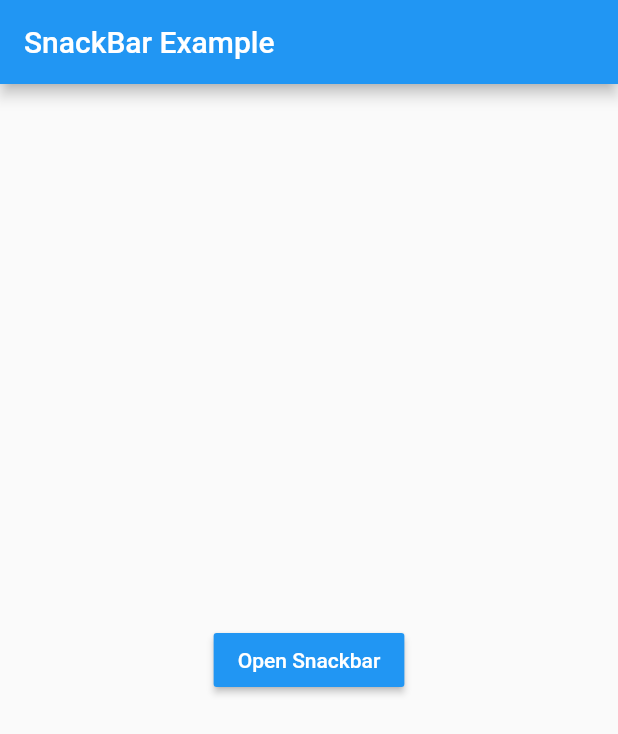
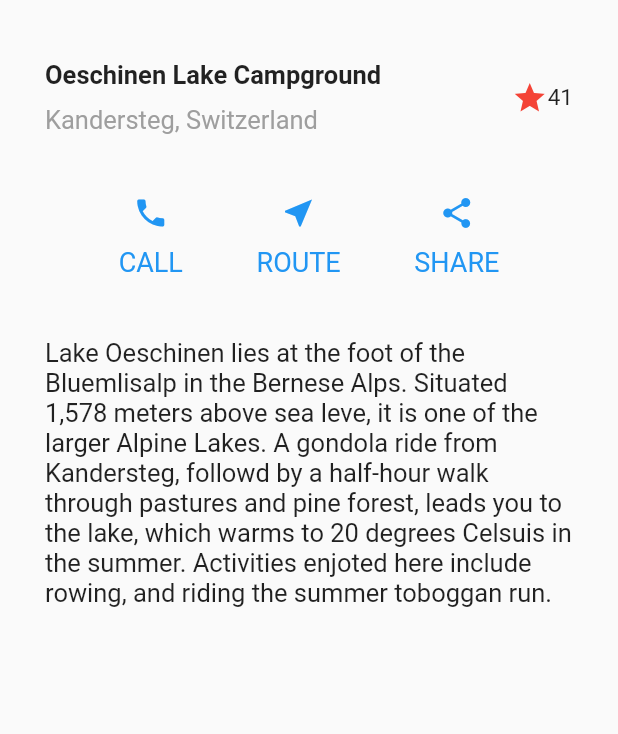
Before and after one commit to RandyKdev/30DaysOfFLutter, a Flutter app: the screen it shows after launch, on a phone screen of 412 x 824 dp. Shown: the top 734 px of the screen. Run offline on Flutter 3.47's test engine with Material 2 defaults, Android fonts, the phone set to English and light mode, and no system bars.

Commit message:
day 5 ongoing

```diff
--- /dev/null
+++ b/lib/components/blockTextSection.dart
@@ -0,0 +1,16 @@
+import "package:flutter/material.dart";
+
+class BlockTextSection extends StatelessWidget {
+  final String text =
+      "Lake Oeschinen lies at the foot of the Bluemlisalp in the Bernese Alps. Situated 1,578 meters above sea leve, it is one of the larger Alpine Lakes. A gondola ride from Kandersteg, followd by a half-hour walk through pastures and pine forest, leads you to the lake, which warms to 20 degrees Celsuis in the summer. Activities enjoted here include rowing, and riding the summer toboggan run.";
+  @override
+  Widget build(BuildContext context) {
+    return Padding(
+      padding: EdgeInsets.only(left: 30, right: 30, top: 40),
+      child: Text(
+        text,
+        style: TextStyle(fontSize: 17),
+      ),
+    );
+  }
+}
--- /dev/null
+++ b/lib/components/rowButtonSection.dart
@@ -0,0 +1,39 @@
+import "package:flutter/material.dart";
+
+class RowButtonSection extends StatelessWidget {
+  @override
+  Widget build(BuildContext context) {
+    return Padding(
+      padding: EdgeInsets.only(left: 30, right: 30, top: 40),
+      child: Row(
+        mainAxisAlignment: MainAxisAlignment.spaceEvenly,
+        children: [
+          _buildColumnIcon(icon: Icons.phone, text: "CALL"),
+          _buildColumnIcon(icon: Icons.near_me, text: "ROUTE"),
+          _buildColumnIcon(icon: Icons.share, text: "SHARE"),
+        ],
+      ),
+    );
+  }
+  Widget _buildColumnIcon({IconData icon, String text}) {
+    return Column(
+      mainAxisSize: MainAxisSize.min,
+      children: [
+        Icon(
+          icon,
+          color: Colors.blue,
+        ),
+        Padding(
+          padding: EdgeInsets.only(top: 10),
+          child: Text(
+            text,
+            style: TextStyle(
+              color: Colors.blue,
+              fontSize: 18,
+            ),
+          ),
+        ),
+      ],
+    );
+  }
+}
--- /dev/null
+++ b/lib/components/titleSection.dart
@@ -0,0 +1,46 @@
+import "package:flutter/material.dart";
+
+class TitleSection extends StatelessWidget {
+  @override
+  Widget build(BuildContext context) {
+    return Padding(
+      padding: EdgeInsets.only(left: 30, right: 30, top: 40),
+      child: Row(
+        children: [
+          Expanded(
+            child: Column(
+              crossAxisAlignment: CrossAxisAlignment.start,
+              children: [
+                Container(
+                  padding: EdgeInsets.only(bottom: 10),
+                  child: Text(
+                    "Oeschinen Lake Campground",
+                    style: TextStyle(
+                      fontWeight: FontWeight.bold,
+                      fontSize: 17,
+                    ),
+                  ),
+                ),
+                Text(
+                  "Kandersteg, Switzerland",
+                  style: TextStyle(
+                    color: Colors.grey,
+                    fontSize: 17,
+                  ),
+                ),
+              ],
+            ),
+          ),
+          Icon(
+            Icons.star,
+            color: Colors.red,
+          ),
+          Text(
+            "41",
+            style: TextStyle(fontSize: 15),
+          ),
+        ],
+      ),
+    );
+  }
+}
--- a/lib/main.dart
+++ b/lib/main.dart
@@ -1,5 +1,5 @@
 import 'package:flutter/material.dart';
-import 'package:flutter_30_days_of_code/screens/snackBar.dart';
+import 'package:flutter_30_days_of_code/screens/layout.dart';
 
 void main() => runApp(MyApp());
 
@@ -10,12 +10,9 @@ class MyApp extends StatelessWidget {
       debugShowCheckedModeBanner: false,
       theme: ThemeData(primaryColor: Colors.blue),
       home: Scaffold(
-        appBar: AppBar(
-        title: Text("SnackBar Example"),
+        body: LayoutScreen(),
       ),
-        body: SnackBarScreen(),
-      ),
-      title: 'SnackBar Example',
+      title: 'Building Layouts 1',
     );
   }
 }
--- /dev/null
+++ b/lib/screens/layout.dart
@@ -0,0 +1,17 @@
+import 'package:flutter/material.dart';
+import 'package:flutter_30_days_of_code/components/blockTextSection.dart';
+import 'package:flutter_30_days_of_code/components/rowButtonSection.dart';
+import 'package:flutter_30_days_of_code/components/titleSection.dart';
+
+class LayoutScreen extends StatelessWidget {
+  @override
+  Widget build(BuildContext context) {
+    return ListView(
+      children: [
+        TitleSection(),
+        RowButtonSection(),
+        BlockTextSection(),
+      ],
+    );
+  }
+}
--- a/lib/screens/snackBar.dart
+++ /dev/null
@@ -1,35 +0,0 @@
-import 'package:flutter/material.dart';
-
-class SnackBarScreen extends StatelessWidget {
-  @override
-  Widget build(BuildContext context) {
-    return Center(
-      child: RaisedButton(
-        child: Text(
-          "Open Snackbar",
-          style: TextStyle(
-            color: Colors.white,
-          ),
-        ),
-        color: Colors.blue,
-        onPressed: () {
-          final snack = SnackBar(
-            elevation: 5,
-            content: SizedBox(
-              height: 50,
-              child: Align(
-                alignment: Alignment.centerLeft,
-                child: Text("This is a Snack"),
-              ),
-            ),
-            action: SnackBarAction(
-              label: "OK",
-              onPressed: () {},
-            ),
-          );
-          Scaffold.of(context).showSnackBar(snack);
-        },
-      ),
-    );
-  }
-}
```
Also changed, not shown: assets/lake.jpg (added).
